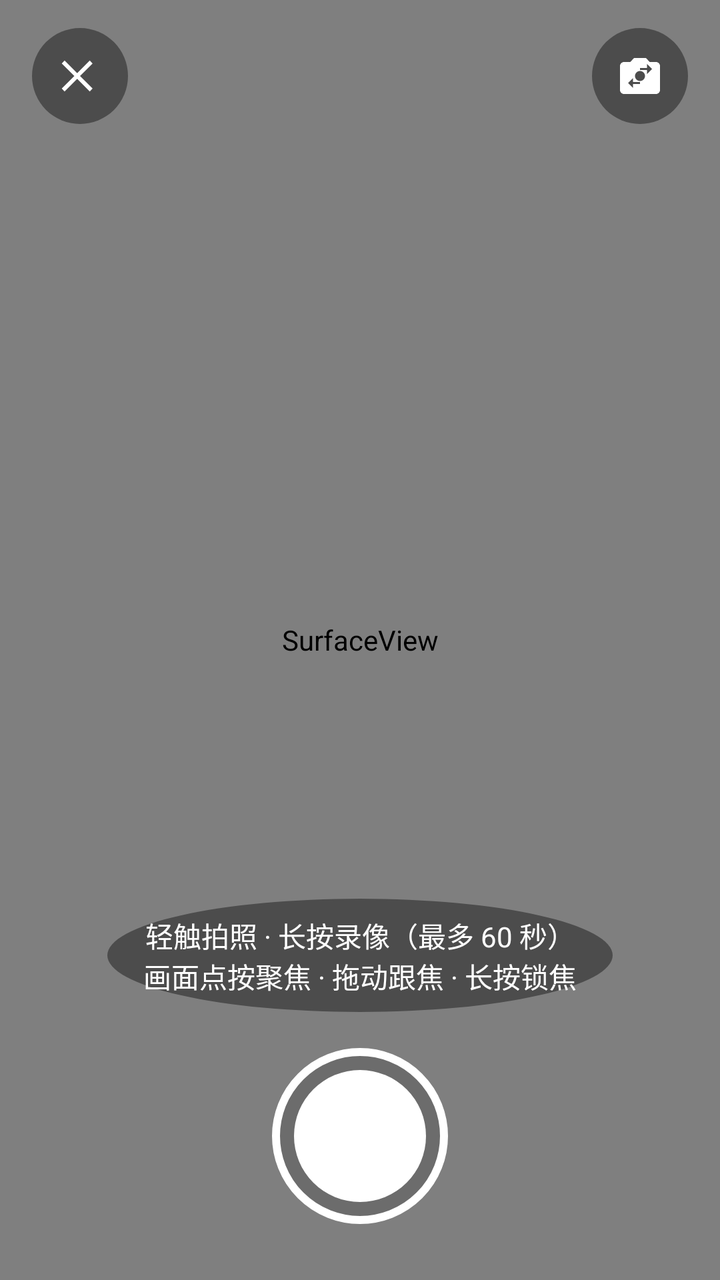
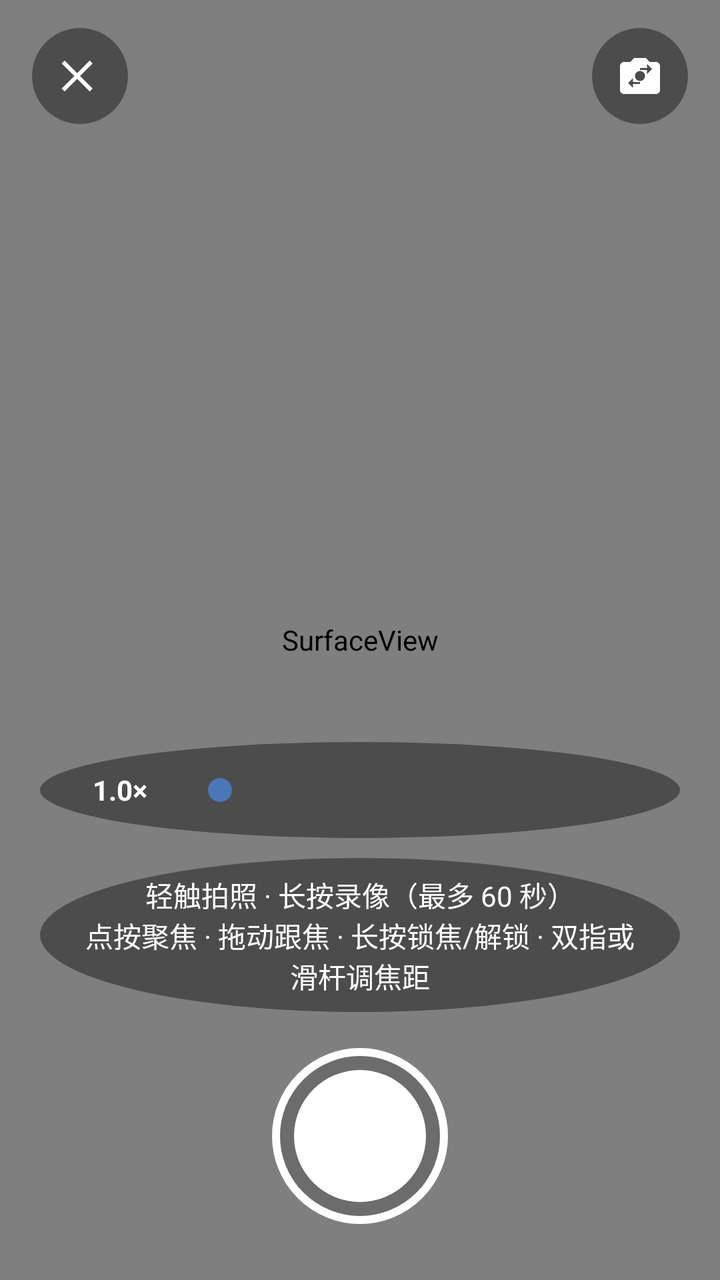

The first picture is an Android layout as it rendered before a commit; the second is the same layout after the commit. The layout source and the unified diff follow.
<!-- AndroidManifest.xml: activity theme Theme.Yiyunying -->
<!-- res/layout/activity_in_app_capture.xml -->
<?xml version="1.0" encoding="utf-8"?>
<FrameLayout xmlns:android="http://schemas.android.com/apk/res/android"
    android:layout_width="match_parent"
    android:layout_height="match_parent"
    android:background="#FF000000">

    <SurfaceView
        android:id="@+id/capturePreview"
        android:layout_width="match_parent"
        android:layout_height="match_parent"
        android:clickable="true"
        android:contentDescription="应用内相机预览" />

    <LinearLayout
        android:id="@+id/captureFocusIndicator"
        android:layout_width="104dp"
        android:layout_height="116dp"
        android:clickable="false"
        android:focusable="false"
        android:gravity="center_horizontal"
        android:importantForAccessibility="no"
        android:orientation="vertical"
        android:visibility="gone">

        <View
            android:id="@+id/captureFocusFrame"
            android:layout_width="76dp"
            android:layout_height="76dp"
            android:background="@drawable/bg_capture_focus_frame" />

        <TextView
            android:id="@+id/captureFocusStatus"
            android:layout_width="wrap_content"
            android:layout_height="28dp"
            android:layout_marginTop="6dp"
            android:background="@drawable/bg_capture_focus_status"
            android:gravity="center"
            android:minWidth="64dp"
            android:paddingStart="10dp"
            android:paddingEnd="10dp"
            android:text="聚焦中"
            android:textColor="@android:color/white"
            android:textSize="12sp" />
    </LinearLayout>

    <LinearLayout
        android:id="@+id/captureTopBar"
        android:layout_width="match_parent"
        android:layout_height="wrap_content"
        android:gravity="center_vertical"
        android:orientation="horizontal"
        android:paddingStart="16dp"
        android:paddingTop="14dp"
        android:paddingEnd="16dp"
        android:paddingBottom="12dp">

        <androidx.appcompat.widget.AppCompatImageButton
            android:id="@+id/captureClose"
            android:layout_width="48dp"
            android:layout_height="48dp"
            android:background="@drawable/bg_capture_top_button"
            android:contentDescription="取消拍摄"
            android:padding="12dp"
            android:src="@drawable/ic_close"
            android:tint="@android:color/white" />

        <Space
            android:layout_width="0dp"
            android:layout_height="1dp"
            android:layout_weight="1" />

        <TextView
            android:id="@+id/recordingTimer"
            android:layout_width="wrap_content"
            android:layout_height="40dp"
            android:background="@drawable/bg_capture_top_button"
            android:gravity="center"
            android:minWidth="78dp"
            android:paddingStart="14dp"
            android:paddingEnd="14dp"
            android:text="00:00 / 01:00"
            android:textColor="@android:color/white"
            android:textSize="14sp"
            android:visibility="gone" />

        <Space
            android:layout_width="0dp"
            android:layout_height="1dp"
            android:layout_weight="1" />

        <androidx.appcompat.widget.AppCompatImageButton
            android:id="@+id/captureSwitchCamera"
            android:layout_width="48dp"
            android:layout_height="48dp"
            android:background="@drawable/bg_capture_top_button"
            android:contentDescription="切换前后摄像头"
            android:padding="11dp"
            android:src="@drawable/ic_flip_camera"
            android:tint="@android:color/white" />
    </LinearLayout>

    <LinearLayout
        android:id="@+id/captureBottomBar"
        android:layout_width="match_parent"
        android:layout_height="wrap_content"
        android:layout_gravity="bottom"
        android:gravity="center_horizontal"
        android:orientation="vertical"
        android:paddingStart="20dp"
        android:paddingTop="20dp"
        android:paddingEnd="20dp"
        android:paddingBottom="28dp">

        <TextView
            android:id="@+id/captureHint"
            android:layout_width="wrap_content"
            android:layout_height="wrap_content"
            android:background="@drawable/bg_capture_top_button"
            android:gravity="center"
            android:paddingStart="18dp"
            android:paddingTop="8dp"
            android:paddingEnd="18dp"
            android:paddingBottom="8dp"
            android:text="轻触拍照 · 长按录像（最多 60 秒）&#10;画面点按聚焦 · 拖动跟焦 · 长按锁焦"
            android:textColor="@android:color/white"
            android:textSize="14sp" />

        <FrameLayout
            android:id="@+id/captureShutter"
            android:layout_width="88dp"
            android:layout_height="88dp"
            android:layout_marginTop="18dp"
            android:background="@drawable/bg_capture_shutter_outer"
            android:clickable="true"
            android:contentDescription="轻触拍照，长按录像"
            android:focusable="true"
            android:padding="11dp">

            <View
                android:id="@+id/captureShutterCore"
                android:layout_width="match_parent"
                android:layout_height="match_parent"
                android:background="@drawable/bg_capture_shutter_photo" />
        </FrameLayout>
    </LinearLayout>
</FrameLayout>
<!-- resources referenced by this layout -->
<resources>
  <!-- drawable bg_capture_shutter_outer (drawable) -->
  <?xml version="1.0" encoding="utf-8"?>
  <shape xmlns:android="http://schemas.android.com/apk/res/android" android:shape="oval">
      <solid android:color="#26000000" />
      <stroke android:width="4dp" android:color="#FFFFFFFF" />
  </shape>
  <!-- drawable bg_capture_shutter_photo (drawable) -->
  <?xml version="1.0" encoding="utf-8"?>
  <shape xmlns:android="http://schemas.android.com/apk/res/android" android:shape="oval">
      <solid android:color="#FFFFFFFF" />
  </shape>
  <!-- drawable bg_capture_top_button (drawable) -->
  <?xml version="1.0" encoding="utf-8"?>
  <shape xmlns:android="http://schemas.android.com/apk/res/android" android:shape="oval">
      <solid android:color="#66000000" />
  </shape>
  <style name="Theme.Yiyunying" parent="Theme.Yiyunying.Base" />
  <style name="Theme.Yiyunying.Base" parent="Theme.Material3.Light.NoActionBar">
          <item name="colorPrimary">@color/primary</item>
          <item name="colorOnPrimary">@color/on_primary</item>
          <item name="colorPrimaryContainer">@color/primary_container</item>
          <item name="colorOnPrimaryContainer">@color/on_primary_container</item>
          <item name="colorSecondary">@color/secondary</item>
          <item name="colorOnSecondary">@color/on_secondary</item>
          <item name="colorSecondaryContainer">@color/secondary_container</item>
          <item name="colorTertiary">@color/tertiary</item>
          <item name="colorError">@color/error</item>
          <item name="android:colorBackground">@color/surface</item>
          <item name="colorSurface">@color/surface</item>
          <item name="colorOnSurface">@color/on_surface</item>
          <item name="colorOnSurfaceVariant">@color/on_surface_variant</item>
          <item name="colorOutline">@color/outline</item>
          <item name="android:fontFamily">sans-serif</item>
          <item name="android:windowActionModeOverlay">true</item>
          <item name="android:windowLightStatusBar">true</item>
          <item name="android:statusBarColor">@color/surface</item>
          <item name="android:navigationBarColor">@color/surface</item>
          <item name="materialCardViewStyle">@style/Widget.Yiyunying.Card</item>
          <item name="materialButtonStyle">@style/Widget.Yiyunying.Button</item>
      </style>
  <color name="primary">#1769E0</color>
  <color name="on_primary">#FFFFFF</color>
  <color name="primary_container">#E8F1FF</color>
  <color name="on_primary_container">#123A72</color>
  <color name="secondary">#4B78B8</color>
  <color name="on_secondary">#FFFFFF</color>
  <color name="secondary_container">#EAF2FF</color>
  <color name="tertiary">#476DA5</color>
  <color name="error">#BA1A1A</color>
  <color name="surface">#FFFFFF</color>
  <color name="on_surface">#17243A</color>
  <color name="on_surface_variant">#5B687A</color>
  <color name="outline">#AAB7C8</color>
  <style name="Widget.Yiyunying.Button" parent="Widget.Material3.Button">
          <item name="cornerRadius">8dp</item>
          <item name="android:minHeight">48dp</item>
          <item name="android:textAllCaps">false</item>
      </style>
  <color name="glass_surface">#E8FFFFFF</color>
  <color name="glass_outline">#80C4CFDD</color>
  <!-- unchanged entries left out for length: 5 -->
</resources>

<!-- the commit's change to res/layout/activity_in_app_capture.xml (unified diff, before → after) -->
@@ -1,15 +1,44 @@
 <?xml version="1.0" encoding="utf-8"?>
 <FrameLayout xmlns:android="http://schemas.android.com/apk/res/android"
+    xmlns:app="http://schemas.android.com/apk/res-auto"
     android:layout_width="match_parent"
     android:layout_height="match_parent"
-    android:background="#FF000000">
+    android:background="#FF000000"
+    android:splitMotionEvents="true">
 
     <SurfaceView
         android:id="@+id/capturePreview"
         android:layout_width="match_parent"
         android:layout_height="match_parent"
         android:clickable="true"
-        android:contentDescription="应用内相机预览" />
+        android:contentDescription="应用内相机预览，支持点按聚焦、拖动跟焦、长按锁焦或解锁以及双指缩放" />
+
+    <FrameLayout
+        android:id="@+id/captureReviewContainer"
+        android:layout_width="match_parent"
+        android:layout_height="match_parent"
+        android:background="#FF000000"
+        android:clickable="true"
+        android:focusable="true"
+        android:visibility="gone">
+
+        <ImageView
+            android:id="@+id/captureReviewImage"
+            android:layout_width="match_parent"
+            android:layout_height="match_parent"
+            android:contentDescription="拍摄照片成品预览"
+            android:scaleType="fitCenter"
+            android:visibility="gone" />
+
+        <VideoView
+            android:id="@+id/captureReviewVideo"
+            android:layout_width="match_parent"
+            android:layout_height="match_parent"
+            android:clickable="true"
+            android:contentDescription="拍摄视频成品预览，轻触暂停或继续播放"
+            android:focusable="true"
+            android:visibility="gone" />
+    </FrameLayout>
 
     <LinearLayout
         android:id="@+id/captureFocusIndicator"
@@ -111,17 +140,50 @@
         android:paddingEnd="20dp"
         android:paddingBottom="28dp">
 
+        <LinearLayout
+            android:id="@+id/captureZoomPanel"
+            android:layout_width="match_parent"
+            android:layout_height="48dp"
+            android:background="@drawable/bg_capture_top_button"
+            android:gravity="center_vertical"
+            android:orientation="horizontal"
+            android:paddingStart="14dp"
+            android:paddingEnd="14dp">
+
+            <TextView
+                android:id="@+id/captureZoomValue"
+                android:layout_width="52dp"
+                android:layout_height="wrap_content"
+                android:gravity="center"
+                android:text="1.0×"
+                android:textColor="@android:color/white"
+                android:textSize="14sp"
+                android:textStyle="bold" />
+
+            <SeekBar
+                android:id="@+id/captureZoomSeek"
+                android:layout_width="0dp"
+                android:layout_height="48dp"
+                android:layout_marginStart="8dp"
+                android:layout_weight="1"
+                android:contentDescription="相机焦距，当前 1.0 倍"
+                android:enabled="false"
+                android:max="1000"
+                android:progress="0" />
+        </LinearLayout>
+
         <TextView
             android:id="@+id/captureHint"
             android:layout_width="wrap_content"
             android:layout_height="wrap_content"
+            android:layout_marginTop="10dp"
             android:background="@drawable/bg_capture_top_button"
             android:gravity="center"
             android:paddingStart="18dp"
             android:paddingTop="8dp"
             android:paddingEnd="18dp"
             android:paddingBottom="8dp"
-            android:text="轻触拍照 · 长按录像（最多 60 秒）&#10;画面点按聚焦 · 拖动跟焦 · 长按锁焦"
+            android:text="轻触拍照 · 长按录像（最多 60 秒）&#10;点按聚焦 · 拖动跟焦 · 长按锁焦/解锁 · 双指或滑杆调焦距"
             android:textColor="@android:color/white"
             android:textSize="14sp" />
 
@@ -143,4 +205,57 @@
                 android:background="@drawable/bg_capture_shutter_photo" />
         </FrameLayout>
     </LinearLayout>
+
+    <LinearLayout
+        android:id="@+id/captureReviewActions"
+        android:layout_width="match_parent"
+        android:layout_height="wrap_content"
+        android:layout_gravity="bottom"
+        android:background="#B3000000"
+        android:gravity="center"
+        android:orientation="vertical"
+        android:paddingStart="20dp"
+        android:paddingTop="16dp"
+        android:paddingEnd="20dp"
+        android:paddingBottom="28dp"
+        android:visibility="gone">
+
+        <TextView
+            android:id="@+id/captureReviewLabel"
+            android:layout_width="wrap_content"
+            android:layout_height="wrap_content"
+            android:text="请确认拍摄成品"
+            android:textColor="@android:color/white"
+            android:textSize="15sp"
+            android:textStyle="bold" />
+
+        <LinearLayout
+            android:layout_width="match_parent"
+            android:layout_height="wrap_content"
+            android:layout_marginTop="12dp"
+            android:gravity="center"
+            android:orientation="horizontal">
+
+            <com.google.android.material.button.MaterialButton
+                android:id="@+id/captureRetake"
+                style="@style/Widget.Material3.Button.OutlinedButton"
+                android:layout_width="0dp"
+                android:layout_height="52dp"
+                android:layout_weight="1"
+                android:contentDescription="取消当前成品并重新拍摄"
+                android:text="取消/重拍"
+                android:textColor="@android:color/white"
+                app:strokeColor="@android:color/white" />
+
+            <com.google.android.material.button.MaterialButton
+                android:id="@+id/captureConfirm"
+                style="@style/Widget.Material3.Button"
+                android:layout_width="0dp"
+                android:layout_height="52dp"
+                android:layout_marginStart="14dp"
+                android:layout_weight="1"
+                android:contentDescription="确认使用当前拍摄成品"
+                android:text="✓ 确认" />
+        </LinearLayout>
+    </LinearLayout>
 </FrameLayout>
<!-- resource entries referenced after the edit -->
@@ -25,16 +25,22 @@
           <item name="colorSecondary">@color/secondary</item>
           <item name="colorOnSecondary">@color/on_secondary</item>
           <item name="colorSecondaryContainer">@color/secondary_container</item>
+          <item name="colorOnSecondaryContainer">@color/on_secondary_container</item>
           <item name="colorTertiary">@color/tertiary</item>
           <item name="colorError">@color/error</item>
+          <item name="colorOnError">@color/on_error</item>
           <item name="android:colorBackground">@color/surface</item>
           <item name="colorSurface">@color/surface</item>
+          <item name="colorSurfaceContainer">@color/surface_container</item>
+          <item name="colorSurfaceContainerHigh">@color/surface_container_high</item>
           <item name="colorOnSurface">@color/on_surface</item>
           <item name="colorOnSurfaceVariant">@color/on_surface_variant</item>
           <item name="colorOutline">@color/outline</item>
+          <item name="colorOutlineVariant">@color/outline_variant</item>
           <item name="android:fontFamily">sans-serif</item>
           <item name="android:windowActionModeOverlay">true</item>
           <item name="android:windowLightStatusBar">true</item>
+          <item name="android:windowLightNavigationBar">true</item>
           <item name="android:statusBarColor">@color/surface</item>
           <item name="android:navigationBarColor">@color/surface</item>
           <item name="materialCardViewStyle">@style/Widget.Yiyunying.Card</item>
@@ -44,15 +50,20 @@
   <color name="on_primary">#FFFFFF</color>
   <color name="primary_container">#E8F1FF</color>
   <color name="on_primary_container">#123A72</color>
-  <color name="secondary">#4B78B8</color>
+  <color name="secondary">#4A77B7</color>
   <color name="on_secondary">#FFFFFF</color>
   <color name="secondary_container">#EAF2FF</color>
+  <color name="on_secondary_container">#254A7A</color>
   <color name="tertiary">#476DA5</color>
   <color name="error">#BA1A1A</color>
+  <color name="on_error">#FFFFFF</color>
   <color name="surface">#FFFFFF</color>
+  <color name="surface_container">#F5F8FC</color>
+  <color name="surface_container_high">#EAF0F7</color>
   <color name="on_surface">#17243A</color>
   <color name="on_surface_variant">#5B687A</color>
   <color name="outline">#AAB7C8</color>
+  <color name="outline_variant">#D6DEE9</color>
   <style name="Widget.Yiyunying.Button" parent="Widget.Material3.Button">
           <item name="cornerRadius">8dp</item>
           <item name="android:minHeight">48dp</item>
